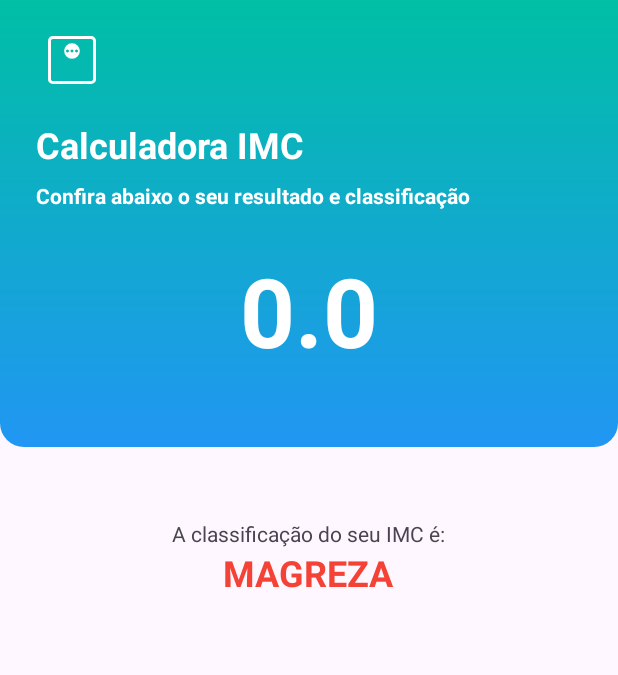
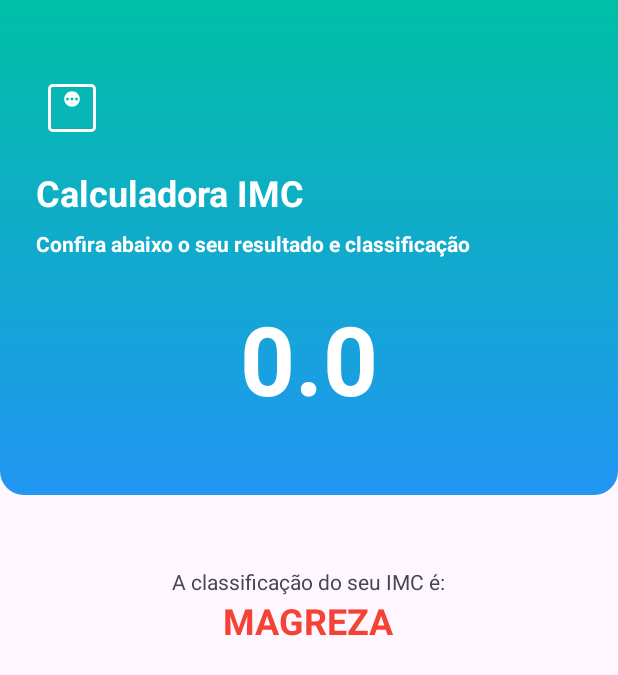
Before and after one commit to Ale557333/bmi_calculator, an Android app: the ResultActivity screen opened directly, with no data from a screen before it, on a phone screen of 412 x 824 dp. Shown: the top 675 px of the screen. Run offline under Robolectric (Android 15) with nearby library versions, the phone set to English and light mode, and no system bars.

Commit message:
Fix layout margins

```diff
--- a/app/src/main/java/com/comunidadedevspace/imc/ResultActivity.kt
+++ b/app/src/main/java/com/comunidadedevspace/imc/ResultActivity.kt
@@ -14,12 +14,6 @@ class ResultActivity : AppCompatActivity() {
         super.onCreate(savedInstanceState)
         enableEdgeToEdge()
         setContentView(R.layout.activity_result)
-        ViewCompat.setOnApplyWindowInsetsListener(findViewById(R.id.main)) { v, insets ->
-            val systemBars = insets.getInsets(WindowInsetsCompat.Type.systemBars())
-            v.setPadding(systemBars.left, systemBars.top, systemBars.right, systemBars.bottom)
-            insets
-
-        }
         val result = intent.getFloatExtra(KEY_RESULT_IMC, 0f)
 
         val tvResult = findViewById<TextView>(R.id.tv_result)
--- a/app/src/main/res/layout/activity_main.xml
+++ b/app/src/main/res/layout/activity_main.xml
@@ -20,7 +20,7 @@
             android:layout_width="48dp"
             android:layout_height="48dp"
             android:layout_marginStart="24dp"
-            android:layout_marginTop="16dp"
+            android:layout_marginTop="24dp"
             android:layout_marginBottom="16dp"
             android:src="@drawable/ic_weight"
             app:tint="@color/white" />
--- a/app/src/main/res/layout/activity_result.xml
+++ b/app/src/main/res/layout/activity_result.xml
@@ -20,7 +20,7 @@
             android:layout_width="48dp"
             android:layout_height="48dp"
             android:layout_marginStart="24dp"
-            android:layout_marginTop="16dp"
+            android:layout_marginTop="48dp"
             android:layout_marginBottom="16dp"
             android:src="@drawable/ic_weight"
             app:tint="@color/white" />
@@ -46,15 +46,15 @@
 
         <TextView
             android:id="@+id/tv_result"
-            android:gravity="center"
             android:layout_width="match_parent"
             android:layout_height="wrap_content"
             android:layout_marginTop="24dp"
             android:layout_marginBottom="48dp"
+            android:gravity="center"
             android:maxLength="5"
+            android:textColor="@color/white"
             android:textSize="64sp"
             android:textStyle="bold"
-            android:textColor="@color/white"
             tools:text="23.66" />
 
     </LinearLayout>
```
